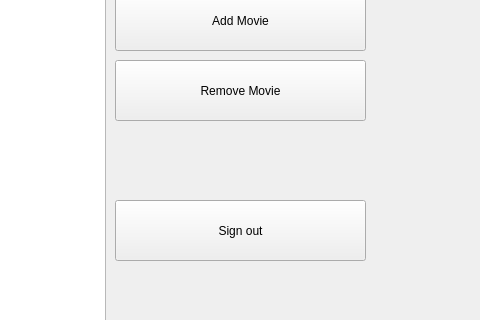
Old version of the form admin.ui in the repository vishvanathan-k/theatre_booking; both pictures show x 664 to 1144 and y 159 to 479 of the 1280 by 800 pixel window.
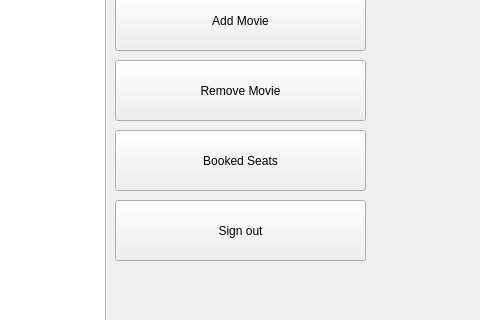
New version of the form.

```diff
--- a/admin.ui
+++ b/admin.ui
@@ -107,6 +107,19 @@
      <string>Remove Movie</string>
     </property>
    </widget>
+   <widget class="QPushButton" name="BookedSeats">
+    <property name="geometry">
+     <rect>
+      <x>780</x>
+      <y>290</y>
+      <width>251</width>
+      <height>61</height>
+     </rect>
+    </property>
+    <property name="text">
+     <string>Booked Seats</string>
+    </property>
+   </widget>
   </widget>
  </widget>
  <resources/>
```
